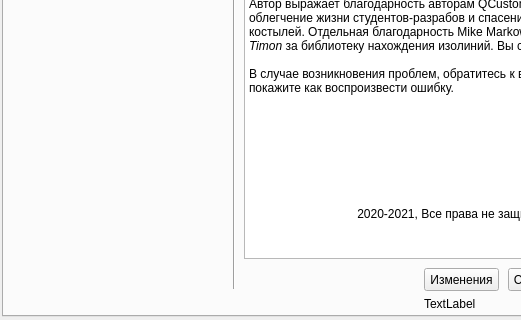
This is ui/mainwindow.ui in small23/QGraphViewer as Qt 5 draws it before an edit; both pictures show x 0 to 521 and y 158 to 478 of the 695 by 478 pixel window. The edited form follows.
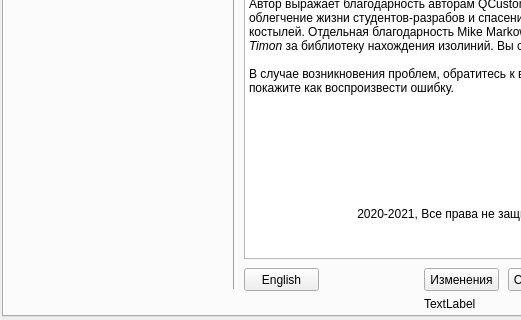
This is the edited form. The open tabs and pages were chosen to show the change.

Diff of the .ui file:
```diff
--- a/ui/mainwindow.ui
+++ b/ui/mainwindow.ui
@@ -6883,6 +6883,19 @@
        <string>Изменения</string>
       </property>
      </widget>
+     <widget class="QPushButton" name="tab5LanguageChange">
+      <property name="geometry">
+       <rect>
+        <x>240</x>
+        <y>400</y>
+        <width>75</width>
+        <height>23</height>
+       </rect>
+      </property>
+      <property name="text">
+       <string>English</string>
+      </property>
+     </widget>
     </widget>
    </widget>
   </widget>
```
Left out of the diff: 4 changed lines with no effect on the pictures.
